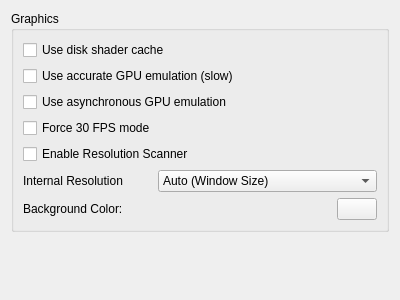
Above: src/yuzu/configuration/configure_graphics.ui from yuzu-emu-mirror/yuzu before the change. Below: the same form after it.
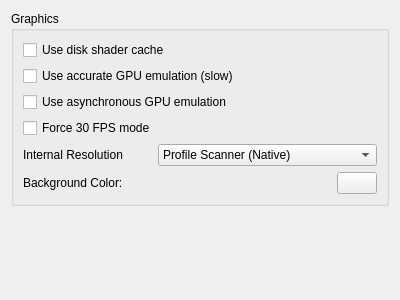
That is the form after the change.

Commit message: Yuzu UI: Redo Resolution Rescaler UI to be easier to manage.

Patch:
```diff
--- a/src/yuzu/configuration/configure_graphics.ui
+++ b/src/yuzu/configuration/configure_graphics.ui
@@ -50,13 +50,6 @@
           </property>
          </widget>
         </item>
-        <item>
-         <widget class="QCheckBox" name="use_resolution_scanner">
-          <property name="text">
-           <string>Enable Resolution Scanner</string>
-          </property>
-         </widget>
-        </item>
         <item>
          <layout class="QHBoxLayout" name="horizontalLayout">
           <item>
@@ -70,7 +63,7 @@
            <widget class="QComboBox" name="resolution_factor_combobox">
             <item>
              <property name="text">
-              <string>Auto (Window Size)</string>
+              <string>Profile Scanner (Native)</string>
              </property>
             </item>
             <item>
```
The commit also changes 1 other file.
